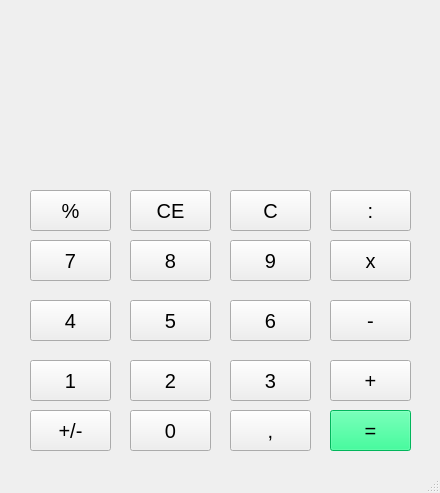
Qt form PTI/BTVN/Tuan1/tuan1_Duy_Calculator.ui (GreenSystemDuy08/TL-C4K-PTI01) before a commit.
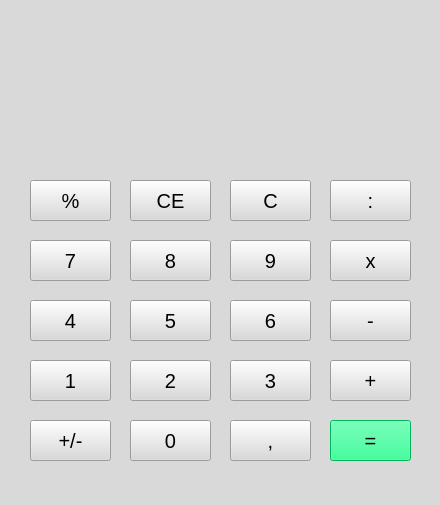
The same form after that commit.

The edit to the form file:
```diff
--- a/PTI/BTVN/Tuan1/tuan1_Duy_Calculator.ui
+++ b/PTI/BTVN/Tuan1/tuan1_Duy_Calculator.ui
@@ -7,12 +7,15 @@
     <x>0</x>
     <y>0</y>
     <width>440</width>
-    <height>493</height>
+    <height>505</height>
    </rect>
   </property>
   <property name="windowTitle">
    <string>Calculator</string>
   </property>
+  <property name="styleSheet">
+   <string notr="true">background-color: rgb(217, 217, 217);</string>
+  </property>
   <widget class="QWidget" name="centralwidget">
    <widget class="QPushButton" name="pushButton">
     <property name="geometry">
@@ -72,7 +75,7 @@
     <property name="geometry">
      <rect>
       <x>30</x>
-      <y>410</y>
+      <y>420</y>
       <width>81</width>
       <height>41</height>
      </rect>
@@ -198,7 +201,7 @@
     <property name="geometry">
      <rect>
       <x>130</x>
-      <y>410</y>
+      <y>420</y>
       <width>81</width>
       <height>41</height>
      </rect>
@@ -216,7 +219,7 @@
     <property name="geometry">
      <rect>
       <x>230</x>
-      <y>410</y>
+      <y>420</y>
       <width>81</width>
       <height>41</height>
      </rect>
@@ -288,7 +291,7 @@
     <property name="geometry">
      <rect>
       <x>330</x>
-      <y>410</y>
+      <y>420</y>
       <width>81</width>
       <height>41</height>
      </rect>
@@ -309,7 +312,7 @@
     <property name="geometry">
      <rect>
       <x>230</x>
-      <y>190</y>
+      <y>180</y>
       <width>81</width>
       <height>41</height>
      </rect>
@@ -327,7 +330,7 @@
     <property name="geometry">
      <rect>
       <x>130</x>
-      <y>190</y>
+      <y>180</y>
       <width>81</width>
       <height>41</height>
      </rect>
@@ -345,7 +348,7 @@
     <property name="geometry">
      <rect>
       <x>330</x>
-      <y>190</y>
+      <y>180</y>
       <width>81</width>
       <height>41</height>
      </rect>
@@ -363,7 +366,7 @@
     <property name="geometry">
      <rect>
       <x>30</x>
-      <y>190</y>
+      <y>180</y>
       <width>81</width>
       <height>41</height>
      </rect>
```
